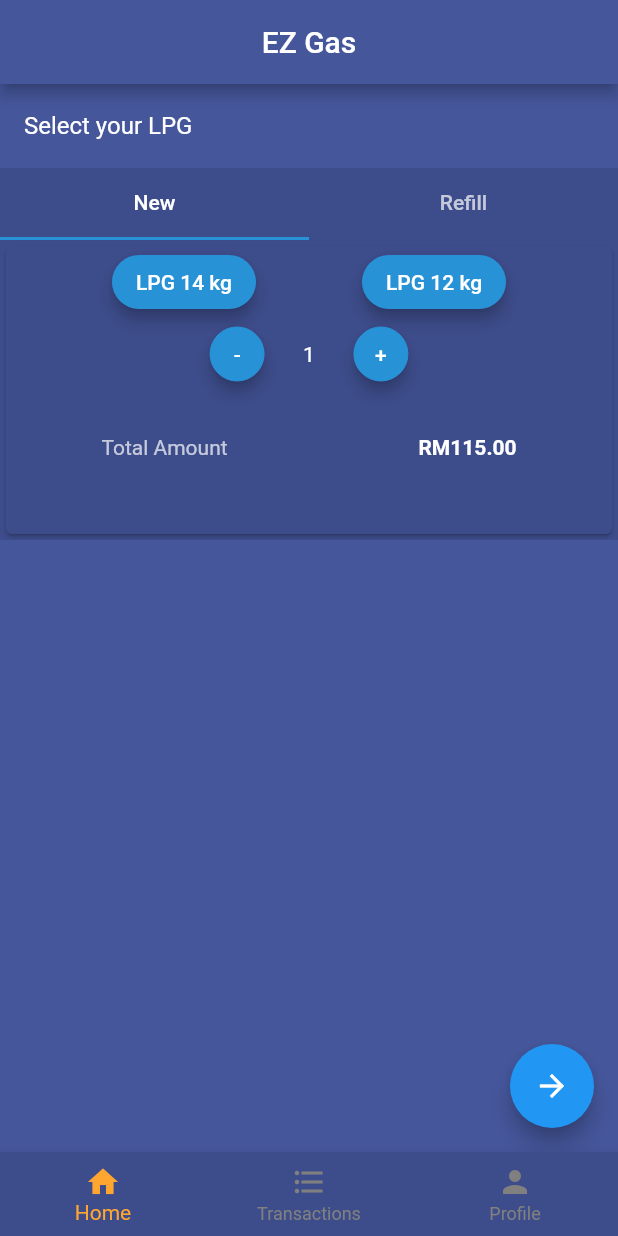
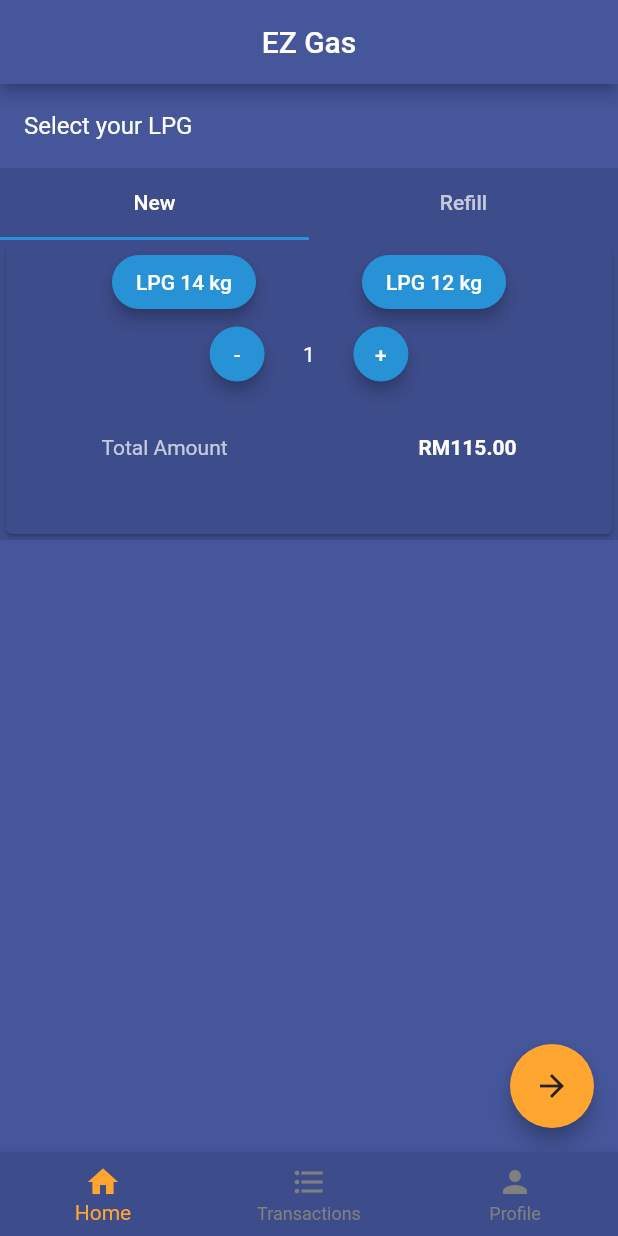
Before and after one commit to aimanuslim/Gas2Go, a Flutter app: the screen it shows after launch, on a phone screen of 412 x 824 dp. Run offline on Flutter 3.47's test engine with Material 2 defaults, Android fonts, the phone set to English and light mode, and no system bars; our stand-ins replace font_awesome_flutter, intro_slider.

Commit message:
edited colours of FloatingActionButton in home screen

```diff
--- a/lib/customer_screens.dart
+++ b/lib/customer_screens.dart
@@ -410,8 +410,8 @@ class CustomerHomePageState extends State<CustomerHomePage>
       floatingActionButton: FloatingActionButton(
         child: Icon(Icons.arrow_forward),
         // onPressed: _changeText,
-        backgroundColor: Colors.blue,
-        foregroundColor: Colors.white,
+        backgroundColor: Color(0xFFFFA630),
+        foregroundColor: Color(0xFF222222),
         onPressed: () {
           Navigator.push(
               context, MaterialPageRoute(builder: (context) => ConfirmOrder()));
```
